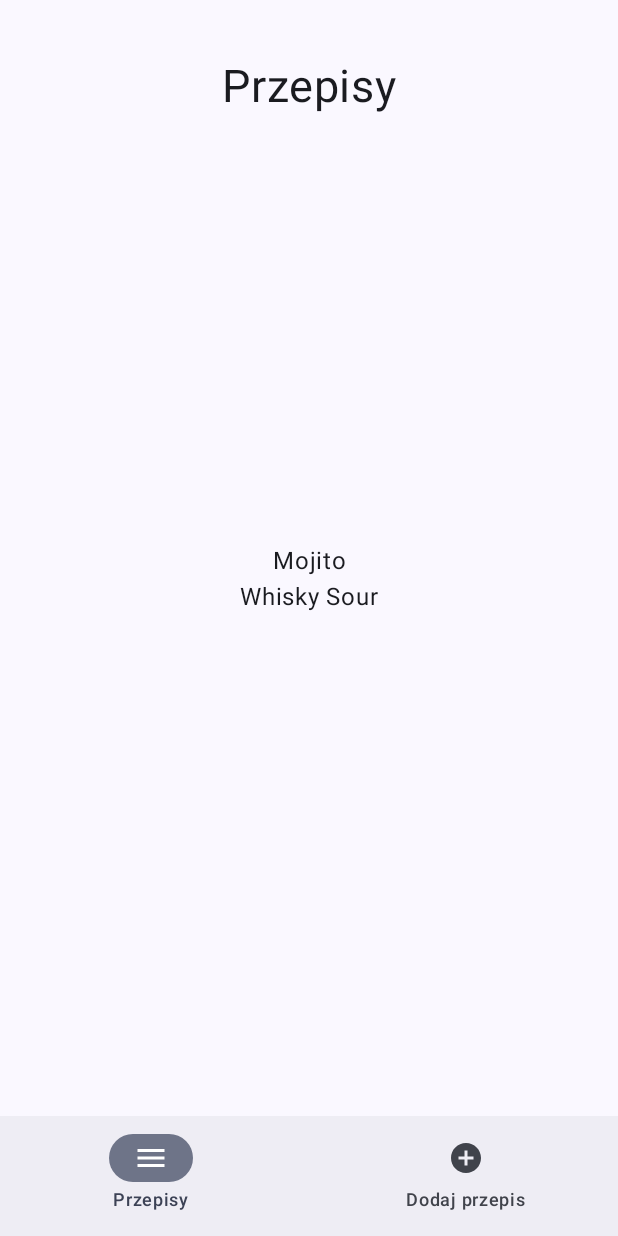
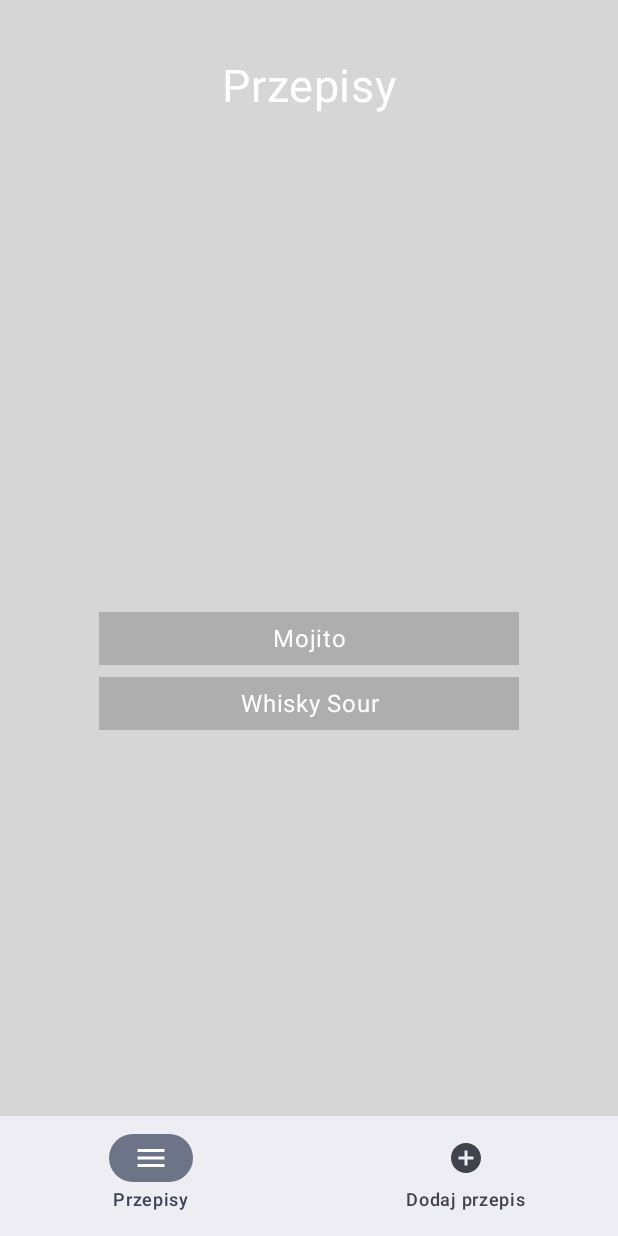
Before and after one commit to ovezthaking/TipplifyMobile, an Android app built with Jetpack Compose: the main_screen screen opened through its navigation route, on a phone screen of 412 x 824 dp. Run offline under Robolectric (Android 15) with nearby library versions, the phone set to English and light mode, and no system bars.

Commit message:
Visual update

```diff
--- a/app/src/main/java/com/example/tipplify/MainScreen.kt
+++ b/app/src/main/java/com/example/tipplify/MainScreen.kt
@@ -1,13 +1,20 @@
 package com.example.tipplify
 
+import androidx.compose.foundation.background
+import androidx.compose.foundation.border
 import androidx.compose.foundation.clickable
 import androidx.compose.foundation.layout.Arrangement
+import androidx.compose.foundation.layout.Box
 import androidx.compose.foundation.layout.Column
 import androidx.compose.foundation.layout.Spacer
+import androidx.compose.foundation.layout.defaultMinSize
+import androidx.compose.foundation.layout.fillMaxHeight
 import androidx.compose.foundation.layout.fillMaxSize
 import androidx.compose.foundation.layout.fillMaxWidth
 import androidx.compose.foundation.layout.height
 import androidx.compose.foundation.layout.padding
+import androidx.compose.foundation.layout.width
+import androidx.compose.foundation.layout.wrapContentSize
 import androidx.compose.foundation.lazy.LazyColumn
 import androidx.compose.material3.Button
 import androidx.compose.material3.Text
@@ -16,6 +23,11 @@ import androidx.compose.runtime.collectAsState
 import androidx.compose.runtime.getValue
 import androidx.compose.ui.Alignment
 import androidx.compose.ui.Modifier
+import androidx.compose.ui.draw.paint
+import androidx.compose.ui.graphics.Color
+import androidx.compose.ui.layout.ContentScale
+import androidx.compose.ui.res.painterResource
+import androidx.compose.ui.text.style.TextAlign
 import androidx.compose.ui.tooling.preview.Preview
 import androidx.compose.ui.unit.dp
 import androidx.compose.ui.unit.sp
@@ -24,25 +36,48 @@ import com.example.tipplify.model.RecipeViewModel
 @Composable
 fun MainScreen(onRecipeScreen: (Int) -> Unit, viewModel: RecipeViewModel) {
     val recipes by viewModel.recipes.collectAsState()
+    Box(
+        modifier = Modifier
+            .fillMaxSize()
+            .paint(
+                painterResource(id = R.drawable.background), contentScale = ContentScale.FillHeight
+            )
+
+    ){
         Column(modifier = Modifier.fillMaxWidth(),horizontalAlignment = Alignment.CenterHorizontally, verticalArrangement = Arrangement.Center) {
-    Text("Przepisy", modifier = Modifier.padding(top = 40.dp), fontSize = 30.sp)
+        Text("Przepisy", modifier = Modifier.padding(top = 40.dp), fontSize = 30.sp, color = Color(0xFFffffff))
         }
         Column(
             Modifier.fillMaxSize(),
             horizontalAlignment = Alignment.CenterHorizontally,
             verticalArrangement = Arrangement.Center
+
         ) {
 
             Spacer(modifier = Modifier.height(8.dp))
 
             LazyColumn(
-            modifier = Modifier.padding(top = 20.dp),
-            horizontalAlignment = Alignment.CenterHorizontally,
-            verticalArrangement = Arrangement.Center
+                modifier = Modifier
+                    .padding(start = 16.dp, top = 150.dp, end = 16.dp),
+                    //.height(300.dp),
+
+
+
+
+                //horizontalAlignment = Alignment.CenterHorizontally,
+                //verticalArrangement = Arrangement.Center
             ) {
                 items(recipes.size) { index ->
                     Text(text = recipes[index].name,
+                        textAlign = TextAlign.Center,
+                        color = Color(0xFFffffff),
                         modifier = Modifier.clickable { onRecipeScreen(recipes[index].id) }
+                            .padding(bottom = 8.dp)
+                            .background(color = Color.Gray.copy(alpha = 0.5f))
+                            .width(280.dp)
+                            //.fillMaxWidth()
+                            .defaultMinSize(minHeight = 35.dp)
+                            .wrapContentSize(Alignment.Center)
                     )
                 }
             }
@@ -55,6 +90,7 @@ fun MainScreen(onRecipeScreen: (Int) -> Unit, viewModel: RecipeViewModel) {
              */
         }
     }
+}
 
 @Preview(showBackground = true)
 @Composable
--- a/app/src/main/java/com/example/tipplify/model/RecipeViewModel.kt
+++ b/app/src/main/java/com/example/tipplify/model/RecipeViewModel.kt
@@ -30,7 +30,7 @@ class RecipeViewModel : ViewModel() {
                     name = "Whisky Sour",
                     ingredients = listOf("45 ml whisky (najlepiej Bourbonu) 🥃","25 ml soku z cytryny 🍋","20 ml syropu cukrowego 🍬","20 ml oddzielonego białka jaja kurzego 🥚","2 dashe (kilka kropel) Angostura Bitter 🍼","10 kostek lodu 🧊"),
                     description = "Do shakera wrzuć 5 kostek lodu, a następnie wlej whisky, sok z cytryny, syrop, białko oraz Angosturę. Energicznie wstrząśnij i oddziel lód od reszty składników, wysypując go do zlewu. Następnie zamknij shaker i znowu wstrząśnij w celu uzyskania gęstszej piany. Do szklanki wrzuć 5 kostek lodu, przelej delikatnie zawartość shakera. Koktajl udekoruj słomką do picia oraz skórką z cytryny. I gotowe!"
-                )
+                ),
             )
         }
     }
```
Also changed, not shown: 1 other file. Lines whose indentation alone changed are shown as unchanged.
